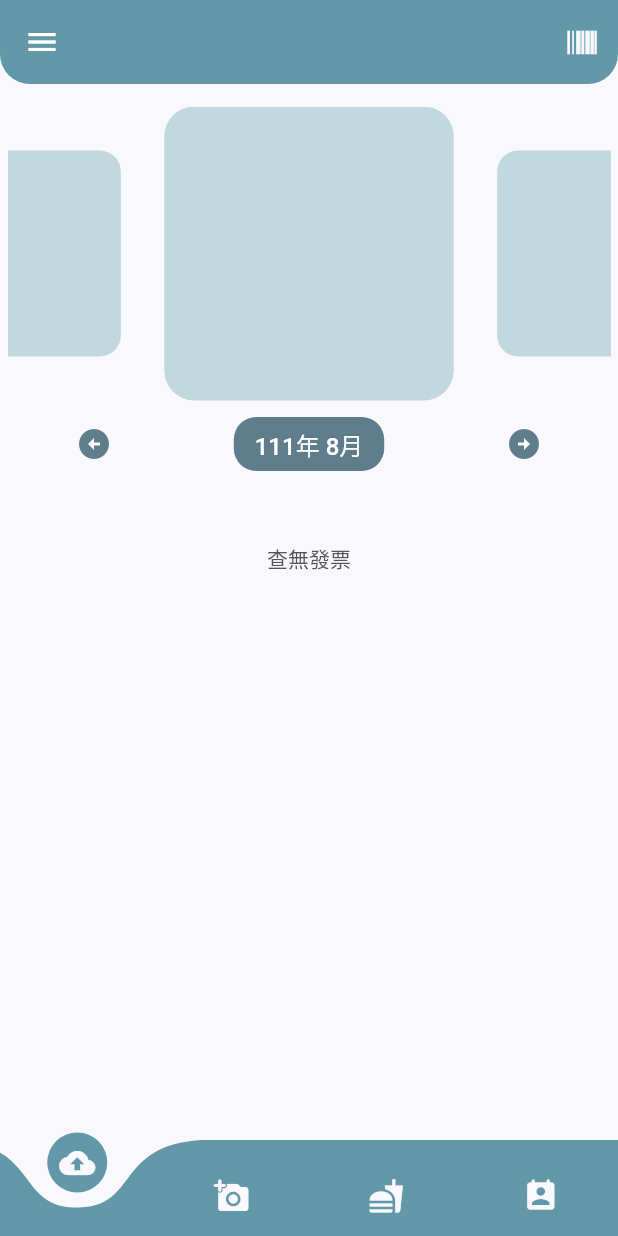
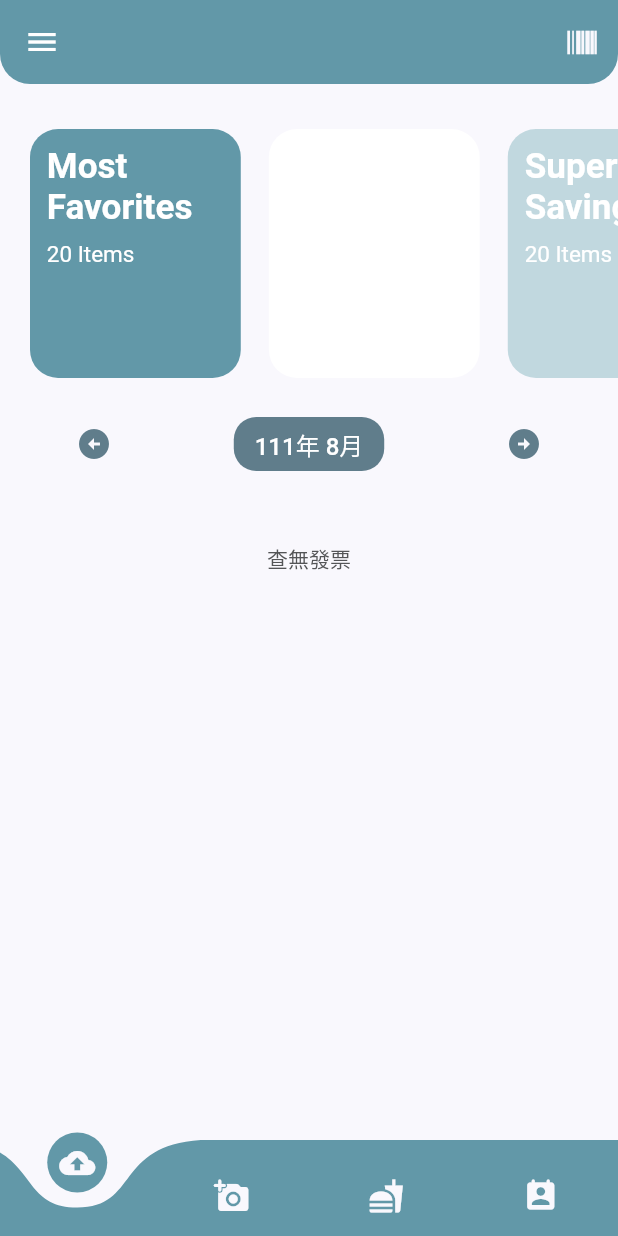
Before and after one commit to r13922134/e-invoice, a Flutter app: the screen it shows after launch, after a tap on the "arrow circle left" icon, on a phone screen of 412 x 824 dp. Run offline on Flutter 3.47's test engine with Material 2 defaults, Android fonts, the phone set to English and light mode, and no system bars; drawn by our look-alikes of card_swiper, curved_navigation_bar, flutter_advanced_drawer, liquid_pull_to_refresh; our stand-ins replace barcode_widget, buttons_tabbar, cool_alert, date_time_picker, fl_chart, flutter_login and 10 more; missing offline and left inert: beautiful_soup_dart, flutter_barcode_scanner, screen, selectable_list; accounts and stored records are empty; project files that could hold a hidden picture were left out.

Commit message:
update invoice

```diff
--- a/firstapp/lib/main.dart
+++ b/firstapp/lib/main.dart
@@ -51,32 +51,20 @@ Future<void> updateData() async {
     int exp = timestamp + 70000;
     int m = now.month;
 
-    String tmpDate = responseList2[responseList2.length - 1].date;
-    final splitted = tmpDate.split('/');
-    int tmpYear = int.parse(splitted[0]);
-    int tmpMonth = int.parse(splitted[1]);
-
-    timestamp = DateTime.now().millisecondsSinceEpoch + 10000;
-    exp = timestamp + 70000;
     var formatter = DateFormat('yyyy/MM/dd');
-    String responseString;
     String sdate;
     String edate;
     DateTime last;
     DateTime start;
 
-    while (true) {
+    for (int j = 5; j >= 0; j--) {
       uuid = rng.nextInt(1000);
 
-      start = DateTime(tmpYear, tmpMonth, 01);
-      last = DateTime(tmpYear, tmpMonth + 1, 0);
+      start = DateTime(now.year, now.month - j, 01);
+      last = DateTime(start.year, start.month + 1, 0);
       sdate = formatter.format(start);
       edate = formatter.format(last);
-      var client = http.Client();
-      try {
-        var response = await client.post(
-            Uri.https("api.einvoice.nat.gov.tw", "PB2CAPIVAN/invServ/InvServ"),
-            body: {
+      var rbody = {
         "version": "0.5",
         "cardType": "3J0002",
         "cardNo": barcode,
@@ -89,17 +77,26 @@ Future<void> updateData() async {
         "uuid": uuid.toString(),
         "appID": 'EINV0202204156709',
         "cardEncrypt": password,
-            });
+      };
+
+      try {
+        var response = await client.post(
+            Uri.parse(
+                'https://api.einvoice.nat.gov.tw/PB2CAPIVAN/invServ/InvServ'),
+            headers: {
+              "Content-Type": "application/x-www-form-urlencoded",
+            },
+            body: rbody);
 
         if (response.statusCode == 200) {
-          responseString = response.body;
+          String responseString = response.body;
+          var r = jsonDecode(responseString);
+          List d = r['details'];
           int tmpyear;
           DateTime invDate;
           String invdate;
+          var formatter = DateFormat('yyyy/MM/dd');
           var t;
-          var formatter = DateFormat('yyyy/MM/dd');
-          var r = jsonDecode(responseString);
-          List d = r['details'];
           for (var de in d) {
             t = de['invDate'];
             tmpyear = t['year'] + 1911;
@@ -120,15 +117,16 @@ Future<void> updateData() async {
             }
           }
         }
-        if (start.year == now.year && start.month == now.month) {
-          break;
-        }
-        tmpMonth += 1;
       } catch (e) {
-        print("error");
+        debugPrint("$e");
+      } finally {
+        client.close();
       }
     }
+
     for (int i = 0; i < 6; i++) {
+      uuid = rng.nextInt(1000);
+
       DateTime start = DateTime(now.year, m - i, 01);
       DateTime last = DateTime(start.year, start.month + 1, 0);
       var formatter = DateFormat('yyyy/MM/dd');
--- a/firstapp/lib/screens/home/components/body.dart
+++ b/firstapp/lib/screens/home/components/body.dart
@@ -8,7 +8,6 @@ import 'package:http/http.dart' as http;
 import 'package:shared_preferences/shared_preferences.dart';
 import 'dart:convert';
 import 'dart:math';
-import 'package:card_swiper/card_swiper.dart';
 
 class Body extends StatefulWidget {
   const Body({Key? key}) : super(key: key);
@@ -454,19 +453,112 @@ class CategoriesScroller extends StatelessWidget {
 
   @override
   Widget build(BuildContext context) {
-    return Padding(
-        padding: const EdgeInsets.all(5),
-        child: Swiper(
-          itemBuilder: (BuildContext context, int index) {
-            return Container(
-              decoration: const BoxDecoration(
-                  color: kSecondaryColor,
-                  borderRadius: BorderRadius.all(Radius.circular(20.0))),
-            );
-          },
-          itemCount: 3,
-          viewportFraction: 0.48,
-          scale: 0.7,
-        ));
+    final double categoryHeight =
+        MediaQuery.of(context).size.height * 0.30 - 70;
+    return SingleChildScrollView(
+      physics: const BouncingScrollPhysics(),
+      scrollDirection: Axis.horizontal,
+      child: Container(
+        margin: const EdgeInsets.symmetric(vertical: 20, horizontal: 20),
+        child: FittedBox(
+          fit: BoxFit.fill,
+          alignment: Alignment.topCenter,
+          child: Row(
+            children: <Widget>[
+              Container(
+                width: 150,
+                margin: const EdgeInsets.only(right: 20),
+                height: categoryHeight,
+                decoration: const BoxDecoration(
+                    color: kPrimaryColor,
+                    borderRadius: BorderRadius.all(Radius.circular(20.0))),
+                child: Padding(
+                  padding: const EdgeInsets.all(12.0),
+                  child: Column(
+                    crossAxisAlignment: CrossAxisAlignment.start,
+                    children: const <Widget>[
+                      Text(
+                        "Most\nFavorites",
+                        style: TextStyle(
+                            fontSize: 25,
+                            color: Colors.white,
+                            fontWeight: FontWeight.bold),
+                      ),
+                      SizedBox(
+                        height: 10,
+                      ),
+                      Text(
+                        "20 Items",
+                        style: TextStyle(fontSize: 16, color: Colors.white),
+                      ),
+                    ],
+                  ),
+                ),
+              ),
+              Container(
+                width: 150,
+                margin: const EdgeInsets.only(right: 20),
+                height: categoryHeight,
+                decoration: const BoxDecoration(
+                    color: Colors.white,
+                    borderRadius: BorderRadius.all(Radius.circular(20.0))),
+                child: Padding(
+                  padding: const EdgeInsets.all(12.0),
+                  child: Column(
+                    crossAxisAlignment: CrossAxisAlignment.start,
+                    children: const <Widget>[
+                      Text(
+                        "Newest",
+                        style: TextStyle(
+                            fontSize: 25,
+                            color: Colors.white,
+                            fontWeight: FontWeight.bold),
+                      ),
+                      SizedBox(
+                        height: 10,
+                      ),
+                      Text(
+                        "20 Items",
+                        style: TextStyle(fontSize: 16, color: Colors.white),
+                      ),
+                    ],
+                  ),
+                ),
+              ),
+              Container(
+                width: 150,
+                margin: const EdgeInsets.only(right: 20),
+                height: categoryHeight,
+                decoration: const BoxDecoration(
+                    color: kSecondaryColor,
+                    borderRadius: BorderRadius.all(Radius.circular(20.0))),
+                child: Padding(
+                  padding: const EdgeInsets.all(12.0),
+                  child: Column(
+                    crossAxisAlignment: CrossAxisAlignment.start,
+                    children: const <Widget>[
+                      Text(
+                        "Super\nSaving",
+                        style: TextStyle(
+                            fontSize: 25,
+                            color: Colors.white,
+                            fontWeight: FontWeight.bold),
+                      ),
+                      SizedBox(
+                        height: 10,
+                      ),
+                      Text(
+                        "20 Items",
+                        style: TextStyle(fontSize: 16, color: Colors.white),
+                      ),
+                    ],
+                  ),
+                ),
+              ),
+            ],
+          ),
+        ),
+      ),
+    );
   }
 }
```
Lines whose indentation alone changed are shown as unchanged.
